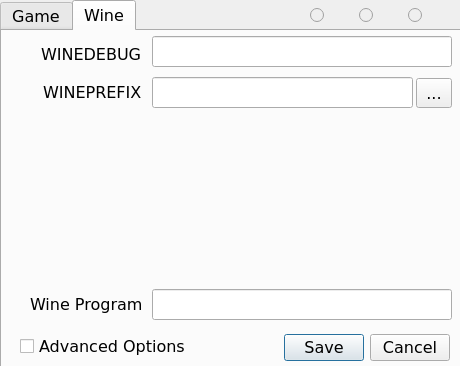
JuneStepp/OneLauncher, file OneLauncher/ui/winSettings.ui: the form before one commit.
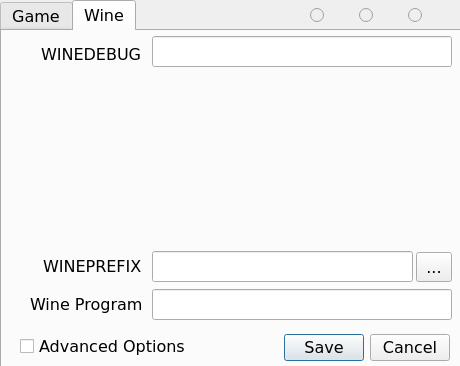
The form after the commit. The open tabs and pages were chosen to show the change.

Commit message: Added wine prefix to advanced settings

Patch:
```diff
--- a/OneLauncher/ui/winSettings.ui
+++ b/OneLauncher/ui/winSettings.ui
@@ -180,7 +180,7 @@
      <property name="geometry">
       <rect>
        <x>41</x>
-       <y>50</y>
+       <y>224</y>
        <width>101</width>
        <height>23</height>
       </rect>
@@ -235,7 +235,7 @@
      <property name="geometry">
       <rect>
        <x>150</x>
-       <y>46</y>
+       <y>220</y>
        <width>261</width>
        <height>31</height>
       </rect>
@@ -255,7 +255,7 @@
      <property name="geometry">
       <rect>
        <x>414</x>
-       <y>47</y>
+       <y>221</y>
        <width>36</width>
        <height>30</height>
       </rect>
```
The commit also changes 1 other file.
